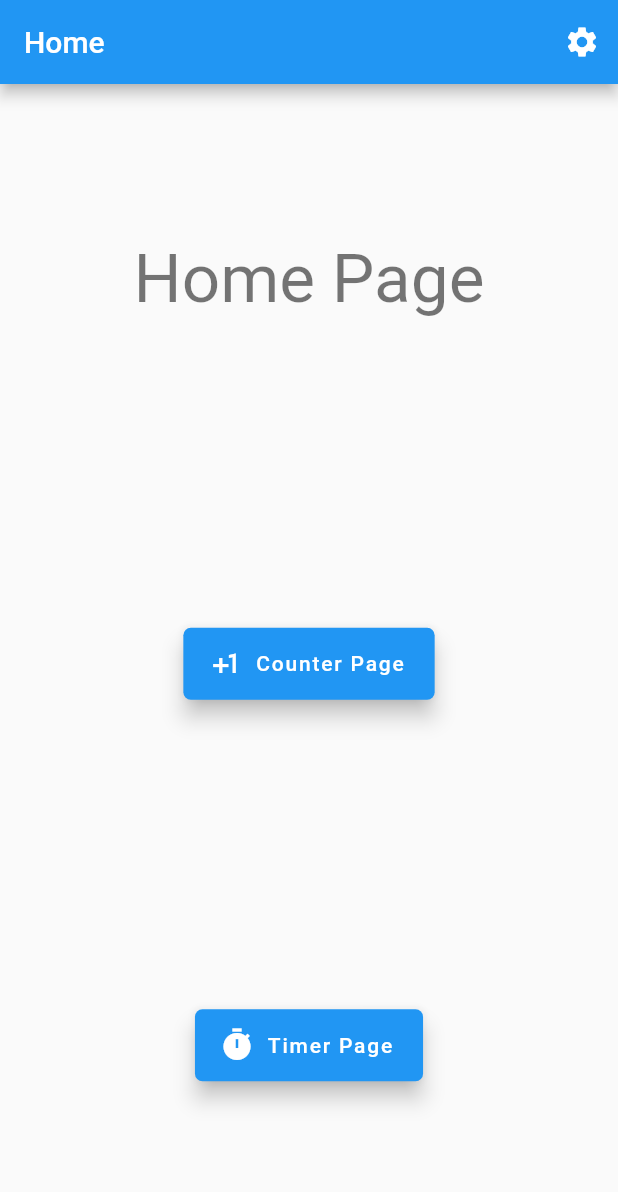
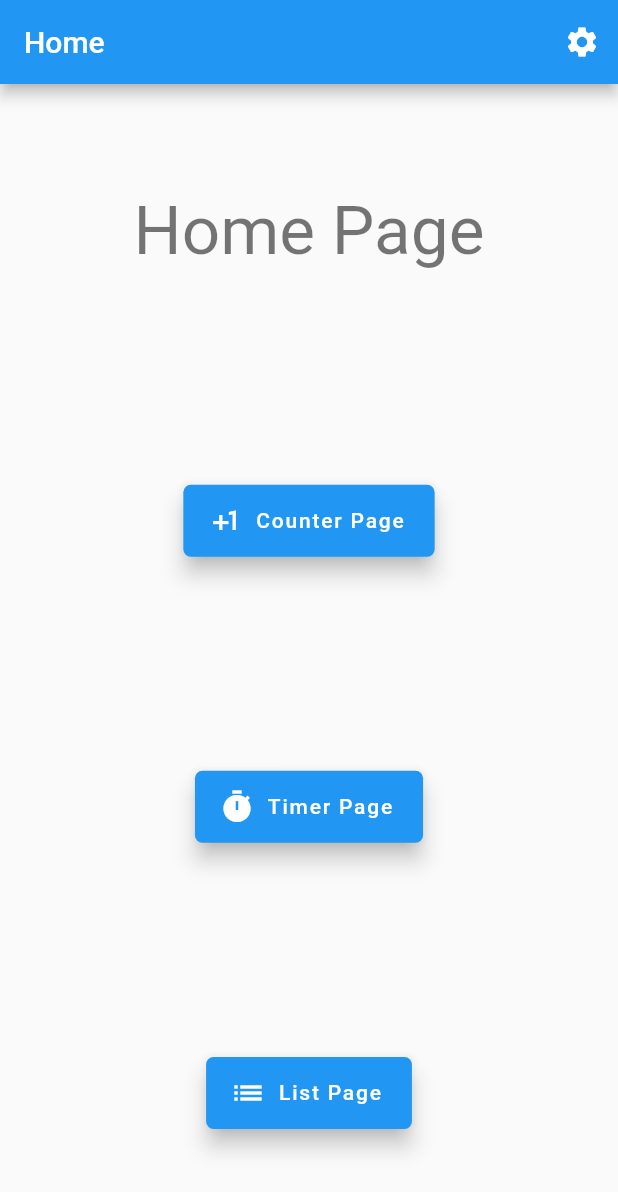
Before and after one commit to Bronz0/bloc_theming, a Flutter app: the screen it shows after launch, on a phone screen of 412 x 824 dp. Shown: the top 1192 px of the screen. Run offline on Flutter 3.47's test engine with Material 2 defaults, Android fonts, the phone set to English and light mode, and no system bars; our stand-ins replace bloc, equatable, flutter_bloc, get_it, rxdart, shared_preferences and 1 more.

Commit message:
add infinite list

```diff
--- /dev/null
+++ b/lib/business_logic/infinite_list/models/post.dart
@@ -0,0 +1,17 @@
+import 'package:equatable/equatable.dart';
+
+class Post extends Equatable {
+  final int id;
+  final String title;
+  final String body;
+
+  Post({this.id, this.title, this.body});
+
+  @override
+  List<Object> get props => [id, title, body];
+
+  @override
+  String toString() {
+    return "post: {id: $id}";
+  }
+}
--- /dev/null
+++ b/lib/business_logic/infinite_list/post_event.dart
@@ -0,0 +1,8 @@
+part of 'post_bloc.dart';
+
+abstract class PostEvent extends Equatable {
+  const PostEvent();
+  List<Object> get props => [];
+}
+
+class PostFetched extends PostEvent {}
--- /dev/null
+++ b/lib/business_logic/infinite_list/post_state.dart
@@ -0,0 +1,35 @@
+part of 'post_bloc.dart';
+
+abstract class PostState extends Equatable {
+  const PostState();
+  @override
+  List<Object> get props => [];
+}
+
+class PostInitial extends PostState {}
+
+class PostFailure extends PostState {}
+
+class PostSuccess extends PostState {
+  final List<Post> posts;
+  final bool hasReachedMax;
+
+  PostSuccess({this.posts, this.hasReachedMax});
+
+  PostSuccess copyWith({
+    List<Post> posts,
+    bool hasReachedMax,
+  }) {
+    return PostSuccess(
+      posts: posts ?? this.posts,
+      hasReachedMax: hasReachedMax ?? this.hasReachedMax,
+    );
+  }
+
+  @override
+  List<Object> get props => [posts, hasReachedMax];
+
+  @override
+  String toString() =>
+      'PostSuccess { posts: ${posts.length}, hasReachedMax: $hasReachedMax }';
+}
--- a/lib/main.dart
+++ b/lib/main.dart
@@ -1,3 +1,4 @@
+import 'package:bloc_theming/business_logic/infinite_list/post_bloc.dart';
 import 'package:bloc_theming/business_logic/theme/theme_bloc.dart';
 import 'package:bloc_theming/business_logic/counter/counter_bloc.dart';
 import 'package:bloc_theming/business_logic/timer/timer_bloc.dart';
@@ -6,6 +7,7 @@ import 'package:bloc_theming/presentation/home/home_page.dart';
 import 'package:bloc_theming/services/locator.dart';
 import 'package:flutter/material.dart';
 import 'package:flutter_bloc/flutter_bloc.dart';
+import 'package:http/http.dart' as http;
 
 Future<void> main() async {
   WidgetsFlutterBinding.ensureInitialized();
@@ -29,8 +31,11 @@ class MyApp extends StatelessWidget {
         ),
         BlocProvider(
           create: (context) => TimerBloc(ticker: Ticker()),
-          child: Container(),
-        )
+        ),
+        BlocProvider(
+          create: (context) =>
+              PostBloc(httpClient: http.Client())..add(PostFetched()),
+        ),
       ],
       child: BlocBuilder<ThemeBloc, ThemeState>(
         builder: _app,
--- a/lib/presentation/home/home_page.dart
+++ b/lib/presentation/home/home_page.dart
@@ -1,4 +1,5 @@
 import 'package:bloc_theming/presentation/counter/counter_page.dart';
+import 'package:bloc_theming/presentation/infinite_list/intinite_list_page.dart';
 import 'package:bloc_theming/presentation/settings/settings_page.dart';
 import 'package:bloc_theming/presentation/timer/timer_page.dart';
 import 'package:flutter/material.dart';
@@ -29,6 +30,7 @@ class HomePage extends StatelessWidget {
               child: Text("Home Page",
                   style: Theme.of(context).textTheme.headline3),
             ),
+            // go to counter page
             FloatingActionButton.extended(
               heroTag: 'home_page_to_counter_page',
               label: Text("Counter Page"),
@@ -41,6 +43,7 @@ class HomePage extends StatelessWidget {
                 ),
               ),
             ),
+            // go to timer page
             FloatingActionButton.extended(
               heroTag: 'home_page_to_timer_page',
               label: Text("Timer Page"),
@@ -52,6 +55,19 @@ class HomePage extends StatelessWidget {
                   builder: (context) => Timer(),
                 ),
               ),
+            ),
+            // go to timer page
+            FloatingActionButton.extended(
+              heroTag: 'home_page_to_list_page',
+              label: Text("List Page"),
+              icon: Icon(Icons.list),
+              shape: RoundedRectangleBorder(
+                  borderRadius: BorderRadius.circular(5.0)),
+              onPressed: () => Navigator.of(context).push(
+                MaterialPageRoute(
+                  builder: (context) => InfiniteListPage(),
+                ),
+              ),
             )
           ],
         ),
```
Also changed, not shown: lib/business_logic/infinite_list/post_bloc.dart (added, +83 -0 lines), lib/data/post/post_data_provider.dart (added, +28 -0 lines), lib/data/post/post_repository.dart (added, +8 -0 lines), lib/presentation/infinite_list/intinite_list_page.dart (added, +118 -0 lines), pubspec.yaml (+6 -1 lines), pubspec.lock.
